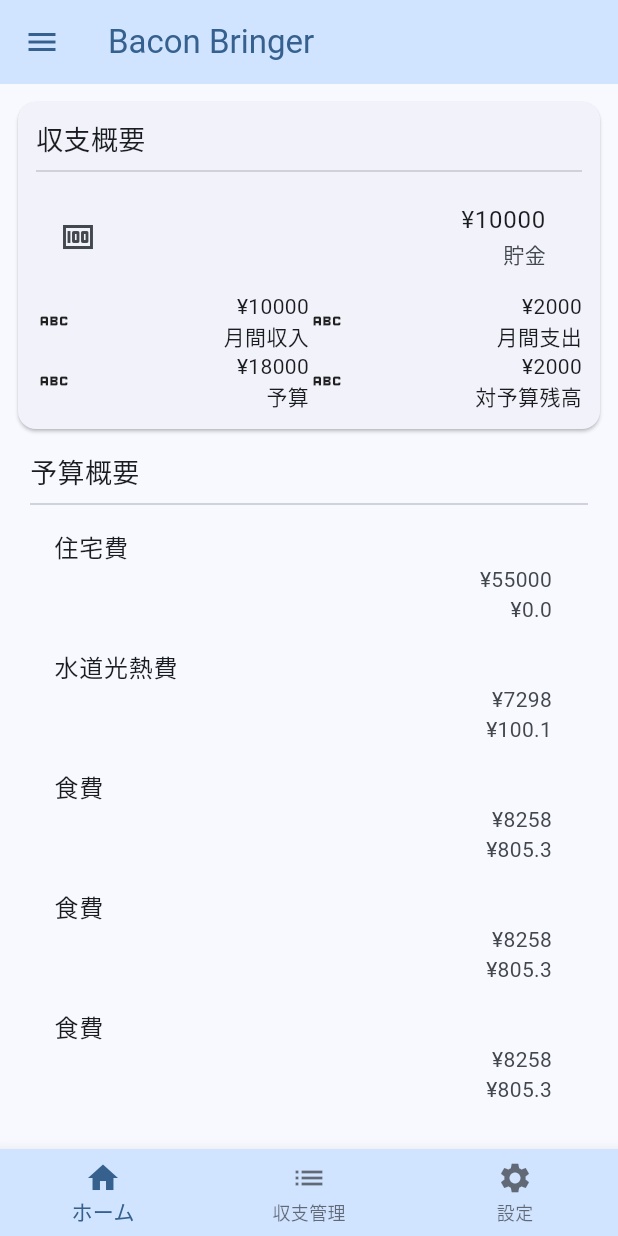
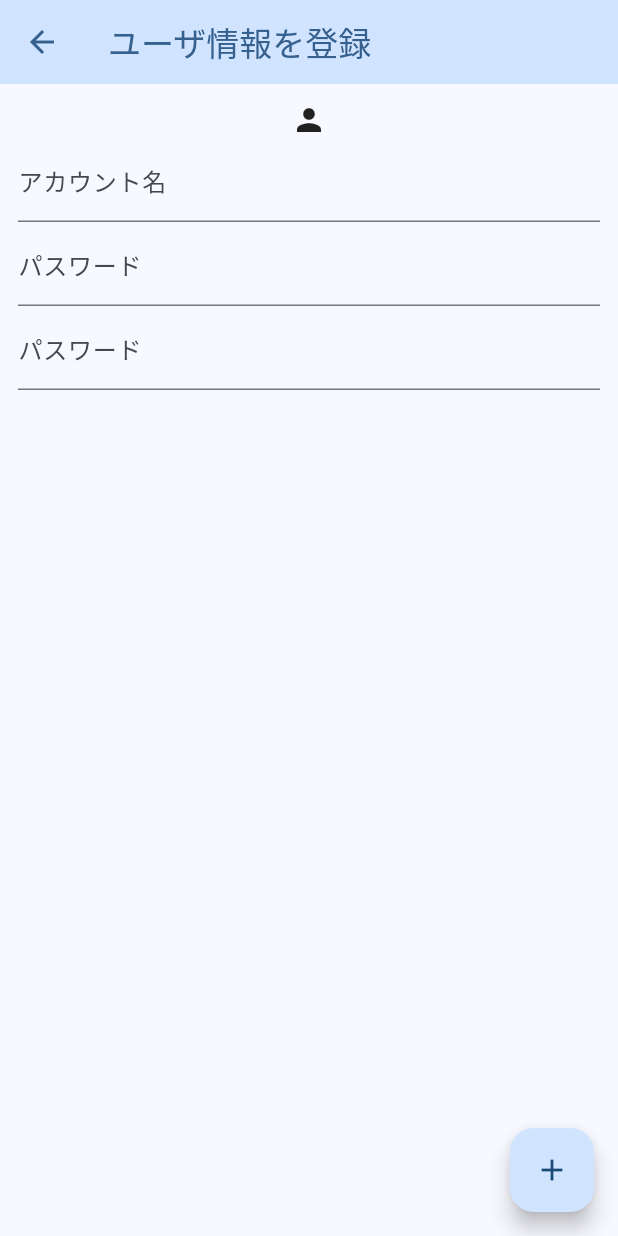
Before and after one commit to tombee-studio/bacon_bringer, a Flutter app: the screen it shows after launch, on a phone screen of 412 x 824 dp. Run offline on Flutter 3.47's test engine with Material 3 defaults, Android fonts, the phone set to English and light mode, and no system bars; our stand-ins replace drift, sqlite3_flutter_libs; missing offline and left inert: sqlite3, sqlite_utils; accounts and stored records are empty; generated files the repository leaves out were written again.

Commit message:
データベース接続系の処理を追加

```diff
--- /dev/null
+++ b/lib/bases/service.dart
@@ -0,0 +1 @@
+abstract class Service {}
--- a/lib/bases/view_model.dart
+++ b/lib/bases/view_model.dart
@@ -1,11 +1,16 @@
 import 'package:bacon_bringer/bases/model.dart';
 import 'package:bacon_bringer/bases/notifier.dart';
+import 'package:flutter/material.dart';
 
 abstract class ViewModel<T extends Model> {
   final Notifier _notifier;
 
   late T _model;
   T get model => _model;
+
+  late BuildContext _context;
+  set context(BuildContext value) => _context = value;
+  BuildContext get context => _context;
 
   ViewModel(this._notifier) {
     _model = createModel(_notifier);
--- /dev/null
+++ b/lib/exceptions/unauthenticated_user_error.dart
@@ -0,0 +1 @@
+class UnauthenticatedUserError extends Error {}
--- /dev/null
+++ b/lib/model/user/user_screen_model.dart
@@ -0,0 +1,28 @@
+import 'package:bacon_bringer/bases/model.dart';
+import 'package:bacon_bringer/bases/property.dart';
+import 'package:bacon_bringer/data/user_data.dart';
+import 'package:bacon_bringer/repository/user_screen_repository.dart';
+
+class UserScreenModel extends Model<UserScreenRepository> {
+  late Property<String> _name;
+  late Property<String> _password;
+  late Property<String> _password2;
+
+  set name(String name) => _name.value = name;
+  set password(String password) => _password.value = password;
+  set password2(String password2) => _password2.value = password2;
+
+  String get name => _name.value;
+  String get password => _password.value;
+  String get password2 => _password2.value;
+
+  UserScreenModel(super.notifier, super.provider) {
+    _name = propertyOf("");
+    _password = propertyOf("");
+    _password2 = propertyOf("");
+  }
+
+  Future<UserData> authenticate() {
+    return repository.signup(name, password, password2);
+  }
+}
--- /dev/null
+++ b/lib/repository/user_screen_repository.dart
@@ -0,0 +1,6 @@
+import 'package:bacon_bringer/bases/repository.dart';
+import 'package:bacon_bringer/data/user_data.dart';
+
+abstract class UserScreenRepository extends Repository {
+  Future<UserData> signup(String userName, String password1, String password2);
+}
--- a/lib/ui/home/view/screen/home_screen.dart
+++ b/lib/ui/home/view/screen/home_screen.dart
@@ -18,8 +18,8 @@ class _HomeScreenState extends ViewModelState<HomeScreen, HomeScreenViewModel> {
       HomeScreenViewModel(this, widget.title);
 
   @override
-  void initState() {
-    super.initState();
+  void didChangeDependencies() {
+    super.didChangeDependencies();
 
     viewModel.launch();
   }
--- a/lib/ui/home/view_model/repository/home_page_app_repository.dart
+++ b/lib/ui/home/view_model/repository/home_page_app_repository.dart
@@ -7,6 +7,7 @@ import 'package:bacon_bringer/data/transaction_overview_data.dart';
 import 'package:bacon_bringer/data/user_data.dart';
 import 'package:bacon_bringer/enum/major_state.dart';
 import 'package:bacon_bringer/enum/minor_state.dart';
+import 'package:bacon_bringer/exceptions/unauthenticated_user_error.dart';
 import 'package:bacon_bringer/repository/home_screen_repository.dart';
 
 class HomeScreenAppRepository extends HomeScreenRepository {
@@ -18,10 +19,7 @@ class HomeScreenAppRepository extends HomeScreenRepository {
   @override
   Future<UserData> authenticate() async {
     await Future.delayed(const Duration(milliseconds: 1000));
-    return UserData(
-        id: '01HR7FA4EXR3S8YCJ53A1FXTEF',
-        userName: 'testuser',
-        password: '01HR7FA4EXR3S8YCJ53A1FXTEF');
+    throw UnauthenticatedUserError();
   }
 
   @override
--- /dev/null
+++ b/lib/ui/user/view/screen/user_screen.dart
@@ -0,0 +1,31 @@
+import 'package:bacon_bringer/bases/view_model_state.dart';
+import 'package:bacon_bringer/ui/user/view_model/user_screen_view_model.dart';
+import 'package:flutter/material.dart';
+
+class UserScreen extends StatefulWidget {
+  const UserScreen({super.key});
+
+  @override
+  State<StatefulWidget> createState() => _UserScreenState();
+}
+
+class _UserScreenState extends ViewModelState<UserScreen, UserScreenViewModel> {
+  @override
+  Widget build(BuildContext context) {
+    return Scaffold(
+        appBar: AppBar(
+          title: const Text("ユーザ情報を登録"),
+          backgroundColor: Theme.of(context).colorScheme.primaryContainer,
+          foregroundColor: Theme.of(context).colorScheme.primary,
+        ),
+        body: viewModel.body(context),
+        floatingActionButton: FloatingActionButton(
+            onPressed: () => viewModel
+                .authenticate()
+                .then((value) => Navigator.of(context).pop(value)),
+            child: const Icon(Icons.add)));
+  }
+
+  @override
+  UserScreenViewModel createViewModel() => UserScreenViewModel(this);
+}
--- /dev/null
+++ b/lib/ui/user/view_model/user_screen_view_model.dart
@@ -0,0 +1,58 @@
+import 'package:bacon_bringer/bases/notifier.dart';
+import 'package:bacon_bringer/bases/repository_provider.dart';
+import 'package:bacon_bringer/bases/view_model.dart';
+import 'package:bacon_bringer/data/user_data.dart';
+import 'package:bacon_bringer/model/user/user_screen_model.dart';
+import 'package:bacon_bringer/ui/user/view_model/repository/user_screen_app_repository.dart';
+import 'package:flutter/material.dart';
+
+final userScreenRepositoryProvider =
+    RepositoryProvider(UserScreenAppRepository());
+
+class UserScreenViewModel extends ViewModel<UserScreenModel> {
+  UserScreenViewModel(super.notifier);
+
+  @override
+  UserScreenModel createModel(Notifier notifier) =>
+      UserScreenModel(notifier, userScreenRepositoryProvider);
+
+  Widget content(BuildContext context) {
+    return Padding(
+        padding: const EdgeInsets.all(12.0),
+        child: Column(crossAxisAlignment: CrossAxisAlignment.center, children: [
+          const Icon(Icons.person),
+          name(context),
+          password(context),
+          password2(context)
+        ]));
+  }
+
+  Widget name(BuildContext context) {
+    return TextField(
+        decoration: const InputDecoration(label: Text("アカウント名")),
+        onChanged: (value) => model.name = value);
+  }
+
+  Widget password(BuildContext context) {
+    return TextField(
+        decoration: const InputDecoration(label: Text("パスワード")),
+        onChanged: (value) => model.password = value);
+  }
+
+  Widget password2(BuildContext context) {
+    return TextField(
+        decoration: const InputDecoration(label: Text("パスワード")),
+        onChanged: (value) => model.password2 = value);
+  }
+
+  Widget body(BuildContext context) {
+    final size = MediaQuery.of(context).size;
+    if (size.width >= 641) {
+      return SizedBox(width: 640, child: content(context));
+    } else {
+      return content(context);
+    }
+  }
+
+  Future<UserData> authenticate() async => await model.authenticate();
+}
--- a/pubspec.yaml
+++ b/pubspec.yaml
@@ -37,8 +37,13 @@ dependencies:
   # The following adds the Cupertino Icons font to your application.
   # Use with the CupertinoIcons class for iOS style icons.
   cupertino_icons: ^1.0.2
+  drift: ^2.14.0
+  path_provider: ^2.1.2
+  sqlite3_flutter_libs: ^0.5.20
 
 dev_dependencies:
+  build_runner: ^2.4.8
+  drift_dev: ^2.14.0
   flutter_test:
     sdk: flutter
 
```
Also changed, not shown: lib/bases/view_model_state.dart (+7 -0 lines), lib/database/app_database.dart (added, +45 -0 lines), lib/database/data/db_account_data_class.dart (added, +9 -0 lines), lib/database/data/db_user_data.dart (added, +8 -0 lines), lib/database/service/database_service.dart (added, +28 -0 lines), lib/model/home/home_screen_model.dart (+13 -5 lines), lib/ui/home/view_model/home_screen_view_model.dart (+11 -2 lines), lib/ui/user/view_model/repository/user_screen_app_repository.dart (added, +10 -0 lines), lib/database/app_database.g.dart (added), pubspec.lock, 7 other files.
